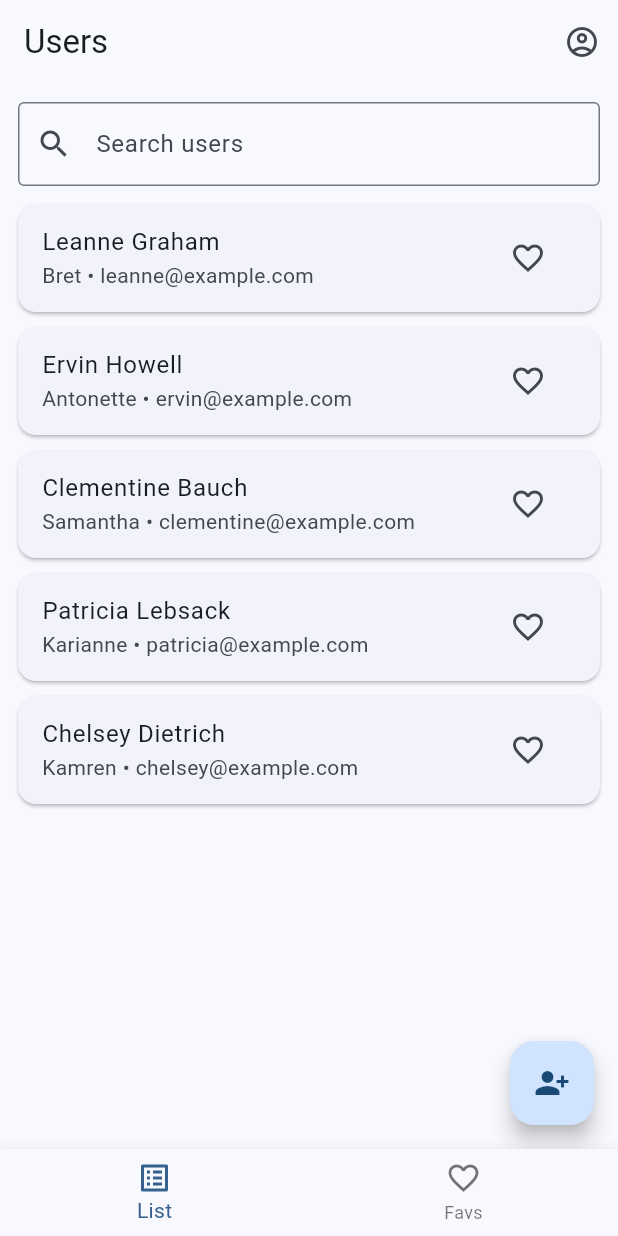
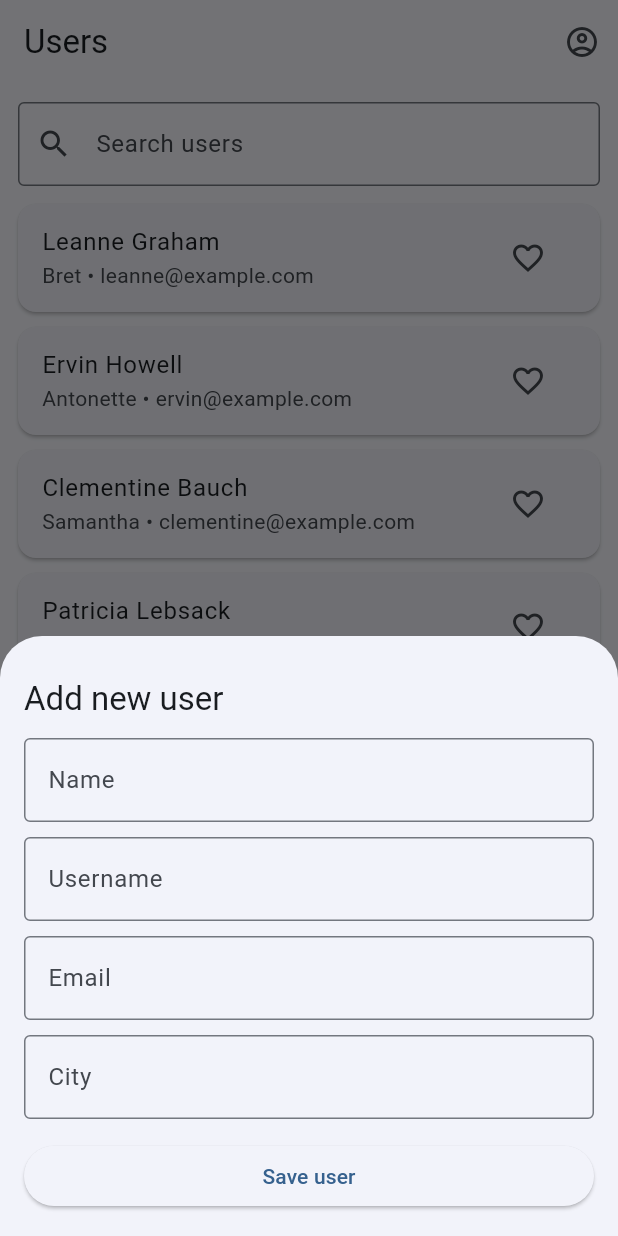
Before and after one commit to misaelriojasftf/aws-dotnet-flutter-dataqube, a Flutter app: the screen it shows after launch, after a tap on the "person add alt 1" icon, on a phone screen of 412 x 824 dp. Run offline on Flutter 3.47's test engine with Material 3 defaults, Android fonts, the phone set to English and light mode, and no system bars.

Commit message:
feat(mobile): exercise - solution

```diff
--- a/mobile/lib/pages/users_list_tab.dart
+++ b/mobile/lib/pages/users_list_tab.dart
@@ -1,11 +1,23 @@
+import 'package:dataqube/providers/users_provider.dart';
+import 'package:dataqube/widgets/add_user_sheet.dart';
 import 'package:flutter/material.dart';
 import 'package:provider/provider.dart';
 
-import '../providers/users_provider.dart';
 import 'account_page.dart';
+
 
 class UsersListTab extends StatelessWidget {
   const UsersListTab({super.key});
+
+  Future<void> _openAddUserSheet(BuildContext context) async {
+    await showModalBottomSheet<void>(
+      context: context,
+      isScrollControlled: true,
+      builder: (sheetContext) {
+        return const AddUserSheet();
+      },
+    );
+  }
 
   @override
   Widget build(BuildContext context) {
@@ -13,7 +25,7 @@ class UsersListTab extends StatelessWidget {
       floatingActionButton: FloatingActionButton(
         tooltip: 'Add user',
         onPressed: () {
-          // TODO(exercise): Open add user sheet / dialog / screen.
+          _openAddUserSheet(context);
         },
         child: const Icon(Icons.person_add_alt_1),
       ),
--- a/mobile/lib/providers/users_provider.dart
+++ b/mobile/lib/providers/users_provider.dart
@@ -58,8 +58,8 @@ class UsersProvider extends ChangeNotifier {
     notifyListeners();
   }
 
-  void addUser(UserEntity _) {
-    // TODO(exercise): Append the new user to `_users` and call notifyListeners().
-    // This method is intentionally left as exercise scaffolding for commit 4.
+  void addUser(UserEntity user) {
+    _users = [..._users, user];
+    notifyListeners();
   }
 }
--- /dev/null
+++ b/mobile/lib/utils/validators.dart
@@ -0,0 +1,28 @@
+class AppValidators {
+  const AppValidators._();
+
+  static String? minFourChars(String? value, {required String fieldName}) {
+    final text = value?.trim() ?? '';
+    if (text.isEmpty) {
+      return '$fieldName is required';
+    }
+    if (text.length <= 4) {
+      return '$fieldName must be more than 4 chars';
+    }
+    return null;
+  }
+
+  static String? email(String? value) {
+    final text = value?.trim() ?? '';
+    if (text.isEmpty) {
+      return 'Email is required';
+    }
+
+    final emailRegex = RegExp(r'^[^@\s]+@[^@\s]+\.[^@\s]+$');
+    if (!emailRegex.hasMatch(text)) {
+      return 'Enter a valid email';
+    }
+
+    return null;
+  }
+}
--- /dev/null
+++ b/mobile/lib/widgets/add_user_sheet.dart
@@ -0,0 +1,137 @@
+import 'package:dataqube/models/user_entity.dart';
+import 'package:dataqube/providers/users_provider.dart';
+import 'package:dataqube/utils/validators.dart';
+import 'package:flutter/material.dart';
+import 'package:provider/provider.dart';
+
+class AddUserSheet extends StatefulWidget {
+  const AddUserSheet({super.key});
+
+  @override
+  State<AddUserSheet> createState() => AddUserSheetState();
+}
+
+class AddUserSheetState extends State<AddUserSheet> {
+  final _formKey = GlobalKey<FormState>();
+  final _nameController = TextEditingController();
+  final _usernameController = TextEditingController();
+  final _emailController = TextEditingController();
+  final _cityController = TextEditingController();
+  AutovalidateMode _autovalidateMode = AutovalidateMode.disabled;
+
+  @override
+  void dispose() {
+    _nameController.dispose();
+    _usernameController.dispose();
+    _emailController.dispose();
+    _cityController.dispose();
+    super.dispose();
+  }
+
+  @override
+  Widget build(BuildContext context) {
+    return Padding(
+      padding: EdgeInsets.only(
+        left: 16,
+        right: 16,
+        top: 16,
+        bottom: MediaQuery.of(context).viewInsets.bottom + 16,
+      ),
+      child: Form(
+        key: _formKey,
+        autovalidateMode: _autovalidateMode,
+        child: SingleChildScrollView(
+          child: Column(
+            mainAxisSize: MainAxisSize.min,
+            crossAxisAlignment: CrossAxisAlignment.start,
+            children: [
+              const SizedBox(height: 12),
+              Text(
+                'Add new user',
+                style: Theme.of(context).textTheme.titleLarge,
+              ),
+              const SizedBox(height: 12),
+              TextFormField(
+                controller: _nameController,
+                decoration: const InputDecoration(
+                  labelText: 'Name',
+                  border: OutlineInputBorder(),
+                ),
+                validator: (value) =>
+                    AppValidators.minFourChars(value, fieldName: 'Name'),
+              ),
+              const SizedBox(height: 10),
+              TextFormField(
+                controller: _usernameController,
+                decoration: const InputDecoration(
+                  labelText: 'Username',
+                  border: OutlineInputBorder(),
+                ),
+                validator: (value) =>
+                    AppValidators. minFourChars(value, fieldName: 'Username'),
+              ),
+              const SizedBox(height: 10),
+              TextFormField(
+                controller: _emailController,
+                keyboardType: TextInputType.emailAddress,
+                decoration: const InputDecoration(
+                  labelText: 'Email',
+                  border: OutlineInputBorder(),
+                ),
+                validator: AppValidators.email,
+              ),
+              const SizedBox(height: 10),
+              TextFormField(
+                controller: _cityController,
+                decoration: const InputDecoration(
+                  labelText: 'City',
+                  border: OutlineInputBorder(),
+                ),
+                validator: (value) =>
+                    AppValidators.minFourChars(value, fieldName: 'City'),
+              ),
+              const SizedBox(height: 14),
+              SizedBox(
+                width: double.infinity,
+                child: ElevatedButton(
+                  onPressed: () {
+                    final isValid = _formKey.currentState?.validate() ?? false;
+                    if (!isValid) {
+                      setState(() {
+                        _autovalidateMode = AutovalidateMode.onUserInteraction;
+                      });
+                      return;
+                    }
+
+                    final nextUser = UserEntity(
+                      id: DateTime.now().millisecondsSinceEpoch,
+                      name: _nameController.text.trim(),
+                      username: _usernameController.text.trim(),
+                      email: _emailController.text.trim(),
+                      city: _cityController.text.trim(),
+                      // Keep API-compatible fields even if not captured in this form.
+                      phone: '',
+                      website: '',
+                      companyName: '',
+                    );
+
+                    context.read<UsersProvider>().addUser(nextUser);
+
+                    if (!mounted) return;
+                    Navigator.of(context).pop();
+                    ScaffoldMessenger.of(context).showSnackBar(
+                      SnackBar(
+                        content: Text('${nextUser.name} added to the list.'),
+                      ),
+                    );
+                  },
+                  child: const Text('Save user'),
+                ),
+              ),
+            ],
+          ),
+        ),
+      ),
+    );
+  }
+}
```
Also changed, not shown: 1 other file.
